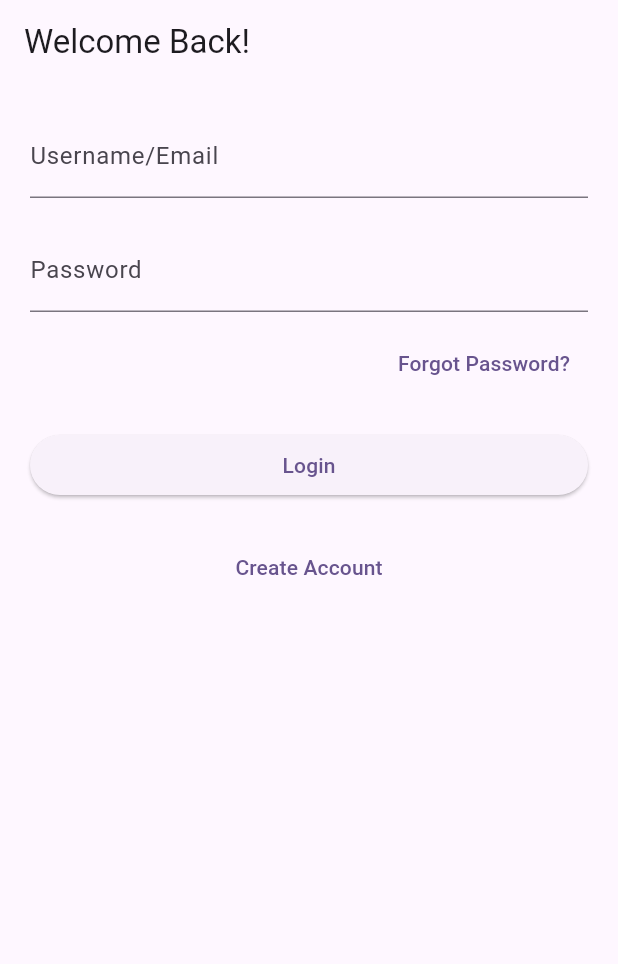
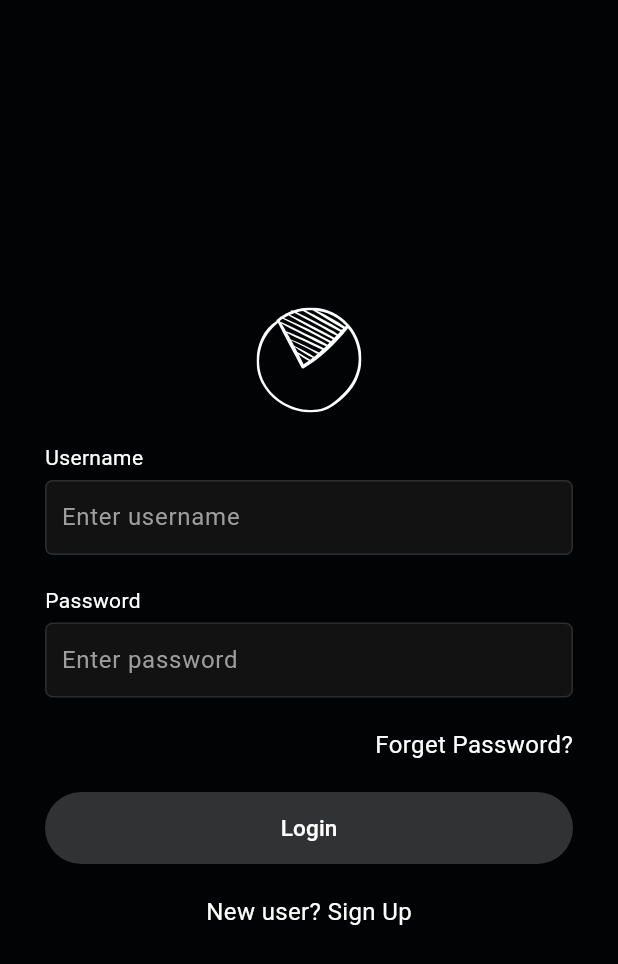
Before and after one commit to KarthikeyaGit/budgetApp, a Flutter app: the screen it shows after launch, on a phone screen of 412 x 824 dp. Shown: the top 964 px of the screen. Run offline on Flutter 3.47's test engine with Material 3 defaults, Android fonts, the light colour scheme and no system bars; our stand-ins replace animated_bottom_navigation_bar, fl_chart, flutter_dotenv, flutter_svg, fluttertoast, shared_preferences.

Commit message:
new login and splash screen

```diff
--- a/lib/main.dart
+++ b/lib/main.dart
@@ -25,7 +25,7 @@ class MyApp extends StatelessWidget {
     return MaterialApp(
       title: 'Flutter Demo',
       theme: ThemeData(
-        colorScheme: ColorScheme.fromSeed(seedColor: Colors.deepPurple),
+        colorScheme: ColorScheme.fromSeed(seedColor: const Color.fromARGB(255, 255, 255, 255)),
         useMaterial3: true,
       ),
       routes: {
--- a/lib/pages/login_page.dart
+++ b/lib/pages/login_page.dart
@@ -1,150 +1,130 @@
-import 'package:budgetapp/services/storage_service.dart';
 import 'package:flutter/material.dart';
-import 'package:http/http.dart' as http;
-import 'dart:convert';
-import 'package:flutter_dotenv/flutter_dotenv.dart';
-import 'package:fluttertoast/fluttertoast.dart';
+import 'package:flutter_svg/flutter_svg.dart';
+
+String logo = 'assets/images/logo.svg';
 
 class LoginPage extends StatefulWidget {
   const LoginPage({Key? key}) : super(key: key);
 
   @override
-  _LoginPageState createState() => _LoginPageState();
+  State<LoginPage> createState() => _LoginPageState();
 }
 
 class _LoginPageState extends State<LoginPage> {
   final TextEditingController _usernameController = TextEditingController();
   final TextEditingController _passwordController = TextEditingController();
   final GlobalKey<FormState> _formKey = GlobalKey<FormState>();
-  final base_Url = dotenv.env['BASE_URL'];
-
-  Future<void> _login() async {
-    print('login click');
-
-    final String username = _usernameController.text;
-    final String password = _passwordController.text;
-
-    // Your API endpoint for login
-    final String apiUrl = '$base_Url/api/login';
-    print('login data: $username $password $apiUrl');
-
-    try {
-      final http.Response response = await http.post(
-        Uri.parse(apiUrl),
-        body: jsonEncode({'email': username, 'password': password}),
-        headers: {'Content-Type': 'application/json'},
-      );
-
-      if (response.statusCode == 200) {
-        // Parse response body
-        final Map<String, dynamic> responseData = jsonDecode(response.body);
-        if (responseData['hasError'] == false) {
-          Fluttertoast.showToast(
-            msg: "Login successful",
-            toastLength: Toast.LENGTH_SHORT,
-            gravity: ToastGravity.BOTTOM,
-            backgroundColor: Colors.green,
-            textColor: Colors.white,
-          );
-
-          print("login api ${responseData['user']['account_balance']}");
-          StorageService.saveData('user', jsonEncode(responseData['user']));
-          // print("shared ${StorageService.getData('user')}");
-          if (responseData['user']['account_balance'] == 0) {
-            // ignore: use_build_context_synchronously
-            Navigator.pushReplacementNamed(context, '/select_currency');
-
-          } else if((responseData['user']['account_balance'] > 0)){
-
-            Navigator.pushReplacementNamed(context, '/main');
-
-          }
-
-        } else {
-          print('Login failed: ${responseData['message']}');
-
-          Fluttertoast.showToast(
-            msg: "Login failed: ${responseData['message']}",
-            toastLength: Toast.LENGTH_SHORT,
-            gravity: ToastGravity.BOTTOM,
-            backgroundColor: Colors.red,
-            textColor: Colors.white,
-          );
-          // Login failed
-        }
-      } else {
-        // Handle other status codes
-        print('Login failed. Status code: ${response.statusCode}');
-      }
-    } catch (e) {
-      // Exception occurred during login
-      print('Error occurred during login: $e');
-    }
-  }
 
   @override
   Widget build(BuildContext context) {
     return Scaffold(
-      appBar: AppBar(
-        title: Text('Welcome Back!'),
-      ),
-      body: Padding(
-        padding: const EdgeInsets.all(20.0),
-        child: Form(
+      backgroundColor: const Color(0xFF010304),
+      body: Center(
+        child: Padding(
+          padding: const EdgeInsets.symmetric(horizontal: 30.0),
+          child: Column(
+            mainAxisAlignment: MainAxisAlignment.center,
+            children: [
+              SvgPicture.asset(logo, semanticsLabel: 'Penny Logo'),
+              const SizedBox(height: 20),
+              Form(
                 key: _formKey,
                 child: Column(
                   crossAxisAlignment: CrossAxisAlignment.stretch,
                   children: [
-              TextFormField(
+                    // Username field
+                    Column(
+                      crossAxisAlignment: CrossAxisAlignment.start,
+                      children: [
+                        const Text(
+                          'Username',
+                          style: TextStyle(color: Colors.white, fontSize: 14),
+                        ),
+                        const SizedBox(height: 5),
+                        Container(
+                          padding: const EdgeInsets.symmetric(horizontal: 10.0),
+                          decoration: BoxDecoration(
+                            color: Color(0xFF121212),
+                            borderRadius: BorderRadius.circular(5),
+                            border: Border.all(color: Color(0xFF2B2D2E)),
+                          ),
+                          child: TextField(
                             controller: _usernameController,
-                decoration: InputDecoration(labelText: 'Username/Email'),
-                validator: (value) {
-                  if (value == null || value.isEmpty) {
-                    return 'Please enter your username or email';
-                  }
-                  return null;
-                },
-              ),
-              SizedBox(height: 20),
-              TextFormField(
-                controller: _passwordController,
-                decoration: InputDecoration(labelText: 'Password'),
-                obscureText: true,
-                validator: (value) {
-                  if (value == null || value.isEmpty) {
-                    return 'Please enter your password';
-                  }
-                  return null;
-                },
-              ),
-              SizedBox(height: 10),
-              Align(
-                alignment: Alignment.centerRight,
-                child: TextButton(
-                  onPressed: () {
-                    // Add functionality for forgot password
-                  },
-                  child: Text('Forgot Password?'),
+                            style: const TextStyle(color: Colors.white),
+                            decoration: const InputDecoration(
+                              hintText: 'Enter username',
+                              hintStyle: TextStyle(color: Colors.grey),
+                              border: InputBorder.none,
                             ),
                           ),
-              SizedBox(height: 20),
-              ElevatedButton(
-                onPressed: () {
-                  if (_formKey.currentState!.validate()) {
-                    print("click login---");
-                    _login();
-                  }
-                },
-                child: Text('Login'),
                         ),
-              SizedBox(height: 20),
-              Align(
-                alignment: Alignment.center,
-                child: TextButton(
-                  onPressed: () {
-                    // Navigate to create account page
-                  },
-                  child: Text('Create Account'),
+                      ],
+                    ),
+                    const SizedBox(height: 20),
+                    // Password field
+                    Column(
+                      crossAxisAlignment: CrossAxisAlignment.start,
+                      children: [
+                        const Text(
+                          'Password',
+                          style: TextStyle(color: Colors.white, fontSize: 14),
+                        ),
+                        const SizedBox(height: 5),
+                        Container(
+                          padding: const EdgeInsets.symmetric(horizontal: 10.0),
+                          decoration: BoxDecoration(
+                            color: Color(0xFF121212),
+                            borderRadius: BorderRadius.circular(5),
+                            border: Border.all(color: Color(0xFF2B2D2E)),
+                          ),
+                          child: TextField(
+                            controller: _passwordController,
+                            obscureText: true,
+                            style: const TextStyle(color: Colors.white),
+                            decoration: const InputDecoration(
+                              hintText: 'Enter password',
+                              hintStyle: TextStyle(color: Colors.grey),
+                              border: InputBorder.none,
+                            ),
+                          ),
+                        ),
+                      ],
+                    ),
+                    const SizedBox(height: 20),
+                    const Row(
+                      mainAxisAlignment: MainAxisAlignment.end,
+                      children: [
+                        Text(
+                          'Forget Password?',
+                          style: TextStyle(color: Colors.white, fontSize: 16),
+                        ),
+                      ],
+                    ),
+                    const SizedBox(height: 20),
+                    SizedBox(
+                      width: double.infinity,
+                      height: 48.0,
+                      child: ElevatedButton(
+                        style: ElevatedButton.styleFrom(
+                            backgroundColor: Color(0xFF303234)),
+                        onPressed: () {},
+                        child: const Text('Login',
+                            style:
+                                TextStyle(color: Colors.white, fontSize: 15)),
+                      ),
+                    ),
+                                        const SizedBox(height: 20),
+
+                    Row(
+                      mainAxisAlignment: MainAxisAlignment.center,
+                      children: [
+                         Text(
+                          'New user? Sign Up',
+                          style: TextStyle(color: Colors.white, fontSize: 16),
+                        ),
+                      ],
+                    )
+                  ],
                 ),
               ),
             ],
@@ -161,3 +141,5 @@ class _LoginPageState extends State<LoginPage> {
     super.dispose();
   }
 }
+
+void main() => runApp(MaterialApp(home: LoginPage()));
--- /dev/null
+++ b/lib/pages/login_page_old.dart
@@ -0,0 +1,163 @@
+import 'package:budgetapp/services/storage_service.dart';
+import 'package:flutter/material.dart';
+import 'package:http/http.dart' as http;
+import 'dart:convert';
+import 'package:flutter_dotenv/flutter_dotenv.dart';
+import 'package:fluttertoast/fluttertoast.dart';
+
+class LoginPage extends StatefulWidget {
+  const LoginPage({Key? key}) : super(key: key);
+
+  @override
+  _LoginPageState createState() => _LoginPageState();
+}
+
+class _LoginPageState extends State<LoginPage> {
+  final TextEditingController _usernameController = TextEditingController();
+  final TextEditingController _passwordController = TextEditingController();
+  final GlobalKey<FormState> _formKey = GlobalKey<FormState>();
+  final base_Url = dotenv.env['BASE_URL'];
+
+  Future<void> _login() async {
+    print('login click');
+
+    final String username = _usernameController.text;
+    final String password = _passwordController.text;
+
+    // Your API endpoint for login
+    final String apiUrl = '$base_Url/api/login';
+    print('login data: $username $password $apiUrl');
+
+    try {
+      final http.Response response = await http.post(
+        Uri.parse(apiUrl),
+        body: jsonEncode({'email': username, 'password': password}),
+        headers: {'Content-Type': 'application/json'},
+      );
+
+      if (response.statusCode == 200) {
+        // Parse response body
+        final Map<String, dynamic> responseData = jsonDecode(response.body);
+        if (responseData['hasError'] == false) {
+          Fluttertoast.showToast(
+            msg: "Login successful",
+            toastLength: Toast.LENGTH_SHORT,
+            gravity: ToastGravity.BOTTOM,
+            backgroundColor: Colors.green,
+            textColor: Colors.white,
+          );
+
+          print("login api ${responseData['user']['account_balance']}");
+          StorageService.saveData('user', jsonEncode(responseData['user']));
+          // print("shared ${StorageService.getData('user')}");
+          if (responseData['user']['account_balance'] == 0) {
+            // ignore: use_build_context_synchronously
+            Navigator.pushReplacementNamed(context, '/select_currency');
+
+          } else if((responseData['user']['account_balance'] > 0)){
+
+            Navigator.pushReplacementNamed(context, '/main');
+
+          }
+
+        } else {
+          print('Login failed: ${responseData['message']}');
+
+          Fluttertoast.showToast(
+            msg: "Login failed: ${responseData['message']}",
+            toastLength: Toast.LENGTH_SHORT,
+            gravity: ToastGravity.BOTTOM,
+            backgroundColor: Colors.red,
+            textColor: Colors.white,
+          );
+          // Login failed
+        }
+      } else {
+        // Handle other status codes
+        print('Login failed. Status code: ${response.statusCode}');
+      }
+    } catch (e) {
+      // Exception occurred during login
+      print('Error occurred during login: $e');
+    }
+  }
+
+  @override
+  Widget build(BuildContext context) {
+    return Scaffold(
+      appBar: AppBar(
+        title: Text('Welcome Back!'),
+      ),
+      body: Padding(
+        padding: const EdgeInsets.all(20.0),
+        child: Form(
+          key: _formKey,
+          child: Column(
+            crossAxisAlignment: CrossAxisAlignment.stretch,
+            children: [
+              TextFormField(
+                controller: _usernameController,
+                decoration: InputDecoration(labelText: 'Username/Email'),
+                validator: (value) {
+                  if (value == null || value.isEmpty) {
+                    return 'Please enter your username or email';
+                  }
+                  return null;
+                },
+              ),
+              SizedBox(height: 20),
+              TextFormField(
+                controller: _passwordController,
+                decoration: InputDecoration(labelText: 'Password'),
+                obscureText: true,
+                validator: (value) {
+                  if (value == null || value.isEmpty) {
+                    return 'Please enter your password';
+                  }
+                  return null;
+                },
+              ),
+              SizedBox(height: 10),
+              Align(
+                alignment: Alignment.centerRight,
+                child: TextButton(
+                  onPressed: () {
+                    // Add functionality for forgot password
+                  },
+                  child: Text('Forgot Password?'),
+                ),
+              ),
+              SizedBox(height: 20),
+              ElevatedButton(
+                onPressed: () {
+                  if (_formKey.currentState!.validate()) {
+                    print("click login---");
+                    _login();
+                  }
+                },
+                child: Text('Login'),
+              ),
+              SizedBox(height: 20),
+              Align(
+                alignment: Alignment.center,
+                child: TextButton(
+                  onPressed: () {
+                    // Navigate to create account page
+                  },
+                  child: Text('Create Account'),
+                ),
+              ),
+            ],
+          ),
+        ),
+      ),
+    );
+  }
+
+  @override
+  void dispose() {
+    _usernameController.dispose();
+    _passwordController.dispose();
+    super.dispose();
+  }
+}
--- a/pubspec.yaml
+++ b/pubspec.yaml
@@ -39,6 +39,7 @@ dependencies:
   flutter_dotenv: ^5.1.0
   fluttertoast: ^8.2.5
   shared_preferences: ^2.0.6
+  flutter_svg: ^2.0.9
 
 
 dev_dependencies:
@@ -66,6 +67,8 @@ flutter:
   # To add assets to your application, add an assets section, like this:
   assets:
     - .env
+    - assets/images/logo.svg
+
 
   # An image asset can refer to one or more resolution-specific "variants", see
   # https://flutter.dev/assets-and-images/#resolution-aware
```
Also changed, not shown: lib/pages/loading_page.dart (+19 -4 lines), assets/images/logo.svg (added), lib/pages/navigation.dart (line endings or trailing spaces), pubspec.lock. Lines whose indentation alone changed are shown as unchanged.
